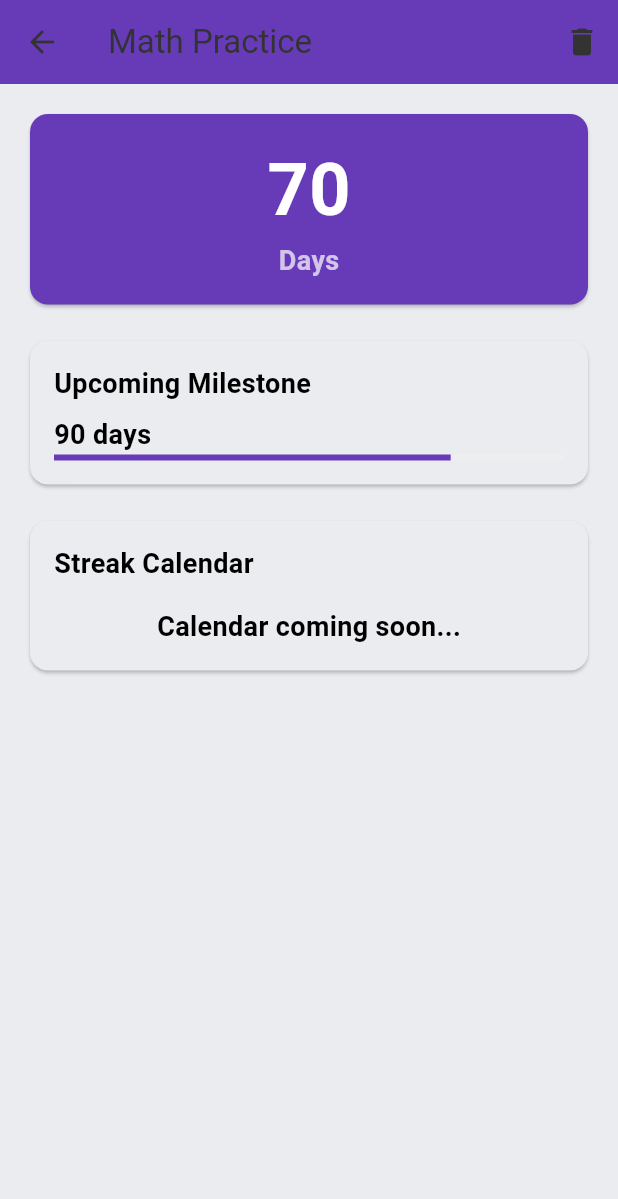
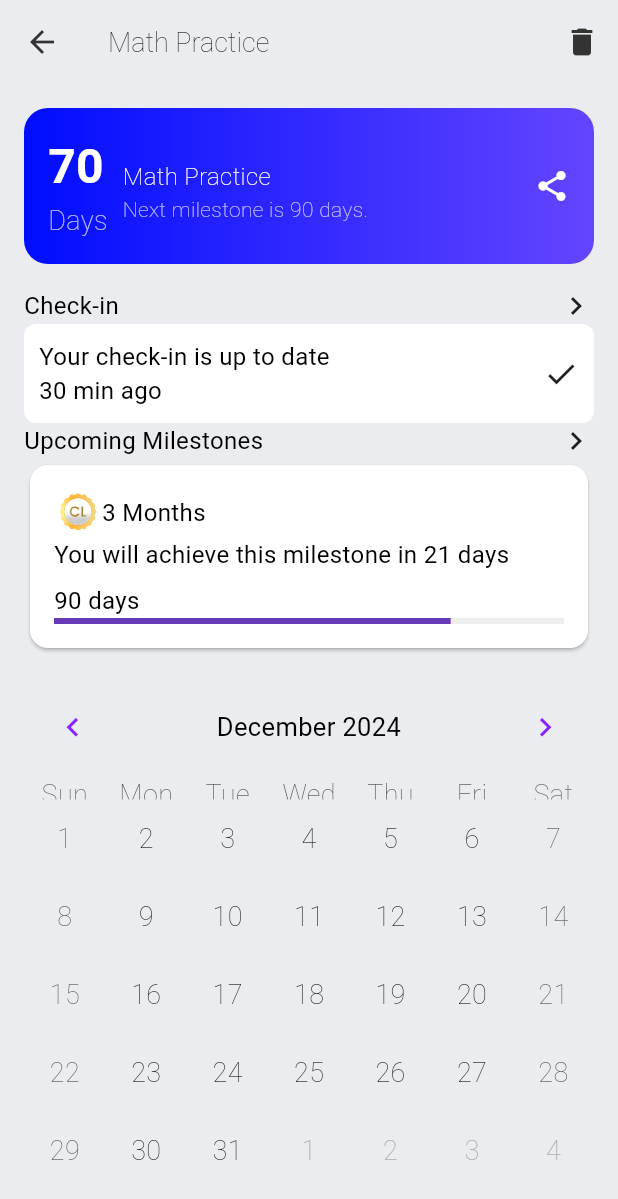
Before and after one commit to kokodavid/day, a Flutter app: the screen it shows after launch, after a tap on "70", on a phone screen of 412 x 824 dp. Shown: the top 1199 px of the screen. Run offline on Flutter 3.47's test engine with Material 3 defaults, Android fonts, the phone set to English and light mode, and no system bars; drawn by our look-alikes of table_calendar; our stand-ins replace dio, flutter_riverpod, flutter_svg, go_router, google_fonts, youtube_player_flutter; network calls fail; project files that could hold a hidden picture were left out.

Commit message:
Habit detail page design

```diff
--- a/lib/habits/widgets/habit_detail.dart
+++ b/lib/habits/widgets/habit_detail.dart
@@ -1,4 +1,7 @@
+import 'package:day/helpers/utils/theme.dart';
 import 'package:flutter/material.dart';
+import 'package:flutter_svg/svg.dart';
+import 'package:table_calendar/table_calendar.dart';
 
 class HabitDetailScreen extends StatelessWidget {
   final String title;
@@ -15,9 +18,12 @@ class HabitDetailScreen extends StatelessWidget {
   @override
   Widget build(BuildContext context) {
     return Scaffold(
+      backgroundColor: GlobalThemeData.backgroundColor,
       appBar: AppBar(
-        title: Text(title),
-        backgroundColor: Colors.deepPurple,
+        title: Text(
+          title,
+          style: GlobalThemeData.textTheme.bodyMedium,
+        ),
         actions: [
           IconButton(
             icon: const Icon(Icons.delete),
@@ -33,6 +39,48 @@ class HabitDetailScreen extends StatelessWidget {
         children: [
           _buildProgressCard(),
           const SizedBox(height: 16),
+          Row(
+            mainAxisAlignment: MainAxisAlignment.spaceBetween,
+            children: [
+              Text(
+                'Check-in',
+                style: GlobalThemeData.textTheme.bodySmall,
+              ),
+              const Icon(
+                Icons.chevron_right,
+              ),
+            ],
+          ),
+          Container(
+            padding: const EdgeInsets.symmetric(horizontal: 10, vertical: 10),
+            decoration: BoxDecoration(
+                color: Colors.white, borderRadius: BorderRadius.circular(8)),
+            child: Row(
+              mainAxisAlignment: MainAxisAlignment.spaceBetween,
+              children: [
+                Column(
+                  crossAxisAlignment: CrossAxisAlignment.start,
+                  children: [
+                    Text('Your check-in is up to date',
+                        style: GlobalThemeData.textTheme.bodySmall),
+                    Text('30 min ago',
+                        style: GlobalThemeData.textTheme.bodySmall),
+                  ],
+                ),
+                const Icon(Icons.check)
+              ],
+            ),
+          ),
+          Row(
+            mainAxisAlignment: MainAxisAlignment.spaceBetween,
+            children: [
+              Text('Upcoming Milestones',
+                  style: GlobalThemeData.textTheme.bodySmall),
+              const Icon(
+                Icons.chevron_right,
+              ),
+            ],
+          ),
           _buildMilestoneCard(),
           const SizedBox(height: 16),
           _buildStreakCalendar(),
@@ -42,17 +90,28 @@ class HabitDetailScreen extends StatelessWidget {
   }
 
   Widget _buildProgressCard() {
-    return Card(
-      color: Colors.deepPurple,
-      child: Padding(
+    return Container(
       padding: const EdgeInsets.all(16),
+      decoration: BoxDecoration(
+        gradient: GlobalThemeData.linearGradient,
+        borderRadius: BorderRadius.circular(16),
+      ),
       child: Column(
+        crossAxisAlignment: CrossAxisAlignment.start,
+        children: [
+          Row(
+            mainAxisAlignment: MainAxisAlignment.spaceBetween,
+            children: [
+              Row(
+                children: [
+                  Column(
+                    crossAxisAlignment: CrossAxisAlignment.start,
                     children: [
                       Text(
                         days.toString(),
                         style: const TextStyle(
                           color: Colors.white,
-                fontSize: 48,
+                          fontSize: 32,
                           fontWeight: FontWeight.bold,
                         ),
                       ),
@@ -60,35 +119,91 @@ class HabitDetailScreen extends StatelessWidget {
                         'Days',
                         style: TextStyle(
                           color: Colors.white70,
-                fontSize: 18,
                         ),
                       ),
                     ],
                   ),
+                  const SizedBox(
+                    width: 10,
+                  ),
+                  Column(
+                    crossAxisAlignment: CrossAxisAlignment.start,
+                    children: [
+                      const SizedBox(height: 16),
+                      Text(
+                        title,
+                        style: const TextStyle(
+                          color: Colors.white,
+                          fontSize: 16,
+                        ),
+                      ),
+                      Text(
+                        'Next milestone is $nextMilestone days.',
+                        style: const TextStyle(
+                          color: Colors.white70,
+                          fontSize: 14,
+                        ),
+                      ),
+                      const SizedBox(height: 8),
+                      // Row(
+                      //   children: badges.map((badge) {
+                      //     return Padding(
+                      //       padding: const EdgeInsets.only(right: 8.0),
+                      //       child: SvgPicture.asset(
+                      //         'assets/$badge.svg',
+                      //         height: 32,
+                      //         width: 32,
+                      //       ),
+                      //     );
+                      //   }).toList(),
+                      // )
+                    ],
+                  ),
+                ],
+              ),
+              const Icon(
+                Icons.share,
+                color: Colors.white,
+              ),
+            ],
+          ),
+        ],
       ),
     );
   }
 
   Widget _buildMilestoneCard() {
     return Card(
+      color: Colors.white,
       child: Padding(
         padding: const EdgeInsets.all(16),
         child: Column(
           crossAxisAlignment: CrossAxisAlignment.start,
           children: [
-            const Text(
-              'Upcoming Milestone',
-              style: TextStyle(
-                fontSize: 18,
-                fontWeight: FontWeight.bold,
+            Row(
+              children: [
+                SvgPicture.asset(
+                  'assets/stage c.svg',
+                  height: 32,
+                  width: 32,
                 ),
+                Text('3 Months', style: GlobalThemeData.textTheme.bodySmall),
+              ],
+            ),
+            Text(
+              'You will achieve this milestone in 21 days',
+              style: GlobalThemeData.textTheme.bodySmall,
             ),
             const SizedBox(height: 8),
-            Text('$nextMilestone days'),
+            Text(
+              '$nextMilestone days',
+              style: GlobalThemeData.textTheme.bodySmall,
+            ),
             LinearProgressIndicator(
               value: days / nextMilestone,
               backgroundColor: Colors.grey[200],
-              valueColor: const AlwaysStoppedAnimation<Color>(Colors.deepPurple),
+              valueColor:
+                  const AlwaysStoppedAnimation<Color>(Colors.deepPurple),
             ),
           ],
         ),
@@ -97,27 +212,61 @@ class HabitDetailScreen extends StatelessWidget {
   }
 
   Widget _buildStreakCalendar() {
-    return const Card(
-      child: Padding(
-        padding: EdgeInsets.all(16),
-        child: Column(
-          crossAxisAlignment: CrossAxisAlignment.start,
-          children: [
-            Text(
-              'Streak Calendar',
-              style: TextStyle(
-                fontSize: 18,
-                fontWeight: FontWeight.bold,
+    List<DateTime> dates = [];
+    return TableCalendar(
+        firstDay: DateTime.utc(2010, 10, 16),
+        lastDay: DateTime.utc(2030, 3, 14),
+        focusedDay: DateTime.now(),
+        headerStyle: const HeaderStyle(
+          formatButtonVisible: false,
+          titleCentered: true,
+          titleTextStyle: TextStyle(
+            fontSize: 17.0,
+            fontWeight: FontWeight.w400,
+            color: Colors.black,
+          ),
+          leftChevronIcon: Icon(
+            Icons.chevron_left,
+            color: GlobalThemeData.primaryPurple,
+            size: 25,
+          ),
+          rightChevronIcon: Icon(
+            Icons.chevron_right,
+            color: GlobalThemeData.primaryPurple,
+            size: 25,
           ),
         ),
-            SizedBox(height: 16),
-            // TODO: Implement calendar grid
-            Center(
-              child: Text('Calendar coming soon...'),
+        availableGestures: AvailableGestures.horizontalSwipe,
+        calendarStyle: const CalendarStyle(
+            isTodayHighlighted: false,
+            // Customize the appearance here
+            defaultTextStyle: TextStyle(
+              color: Colors.black,
             ),
-          ],
+            todayDecoration: BoxDecoration(
+                color: Colors.greenAccent, shape: BoxShape.circle)),
+        calendarBuilders: CalendarBuilders(
+          defaultBuilder: (context, day, focusedDay) {
+            for (DateTime d in dates) {
+              if (day.day == d.day &&
+                  day.month == d.month &&
+                  day.year == d.year) {
+                return Transform.scale(
+                  scale: 0.8,
+                  child: Container(
+                    decoration: const BoxDecoration(
+                        color: Colors.greenAccent, shape: BoxShape.circle),
+                    child: const Center(
+                      child: Text(
+                        '🔥',
+                      ),
                     ),
                   ),
                 );
               }
             }
+            return null;
+          },
+        ));
+  }
+}
--- a/lib/habits/widgets/header_profile.dart
+++ b/lib/habits/widgets/header_profile.dart
@@ -42,12 +42,14 @@ class HeaderProfile extends ConsumerWidget {
   }
   void show(BuildContext context){
   showModalBottomSheet(context: context, builder: (BuildContext context){
-    return Container(
+    return SizedBox(
       height: 200,
       width: MediaQuery.of(context).size.width,
       child: const Column(
         children: [
-          Text('Add Habit')
+          Text('Add Habit'),
+          SizedBox(height: 20),
+          TextField(decoration: InputDecoration(labelText: 'Habit Name'),)
         ],
       ),
     );
--- a/lib/helpers/utils/theme.dart
+++ b/lib/helpers/utils/theme.dart
@@ -4,7 +4,7 @@ import 'package:google_fonts/google_fonts.dart';
 class GlobalThemeData {
   //Brand Colors
   static const Color primaryBlue = Color(0xFF3843FF);
-  static const Color primaryGreen = Color(0xFF8A24FF);
+  static const Color primaryPurple = Color(0xFF8A24FF);
   static const Color lightPurple = Color(0xFFA150FF);
   static const Color lightGreen = Color(0xFF4CC75A);
   static const Color darkGray = Color(0xFF333333);
@@ -45,14 +45,17 @@ class GlobalThemeData {
       bodySmall: GoogleFonts.roboto(
           fontSize: 16, fontWeight: FontWeight.normal, color: Colors.black),
       bodyMedium: GoogleFonts.roboto(
-          fontSize: 18, fontWeight: FontWeight.w700, color: Colors.black),
+          fontSize: 18, fontWeight: FontWeight.w200, color: Colors.black),
       bodyLarge: GoogleFonts.roboto(
-          fontSize: 21, fontWeight: FontWeight.w700, color: Colors.black));
+          fontSize: 21, fontWeight: FontWeight.w600, color: Colors.black),
+          titleMedium: GoogleFonts.roboto(
+          fontSize: 21, fontWeight: FontWeight.w600, color: Colors.black),
+          );
 
   static const ColorScheme lightColorScheme = ColorScheme(
     primary: primaryBlue,
     onPrimary: white,
-    secondary: primaryGreen,
+    secondary: primaryPurple,
     onSecondary: white,
     error: Colors.redAccent,
     onError: white,
--- a/lib/main.dart
+++ b/lib/main.dart
@@ -16,7 +16,6 @@ class MyApp extends ConsumerWidget {
     return MaterialApp.router(
       title: 'Day',
       theme: GlobalThemeData.lightThemeData,
-
       darkTheme: GlobalThemeData.darkThemeData,
       routerConfig: router,
     );
--- a/pubspec.yaml
+++ b/pubspec.yaml
@@ -42,11 +42,12 @@ dependencies:
   chewie: ^1.8.5
   video_player: ^2.9.2
   better_player: ^0.0.84
-  intl: ^0.20.1
+  intl: ^0.19.0
   google_fonts: ^6.2.1
   go_router: ^14.6.2
   flutter_svg: ^2.0.16
   modal_bottom_sheet: ^3.0.0
+  table_calendar: ^3.0.9
 
 dev_dependencies:
   flutter_test:
```
Also changed, not shown: pubspec.lock, 2 other files. Lines whose indentation alone changed are shown as unchanged.
